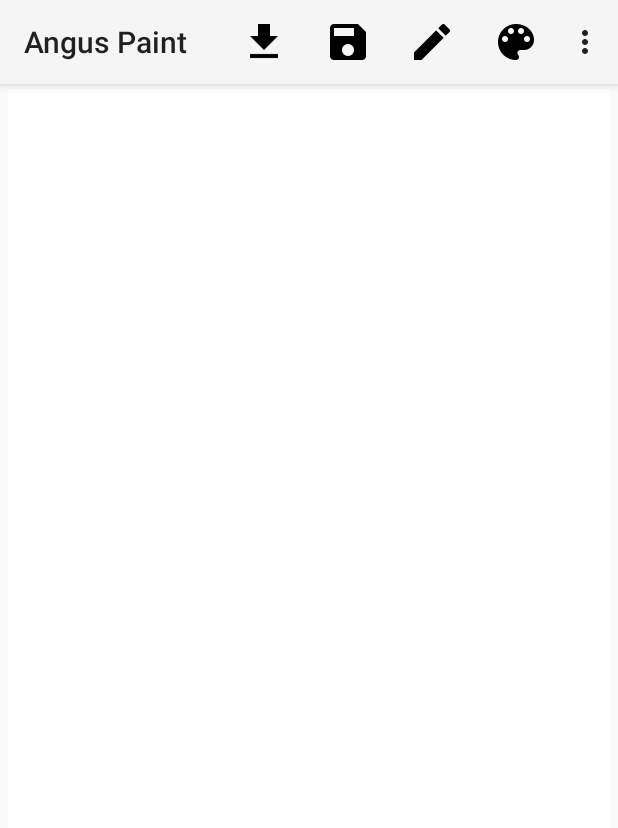
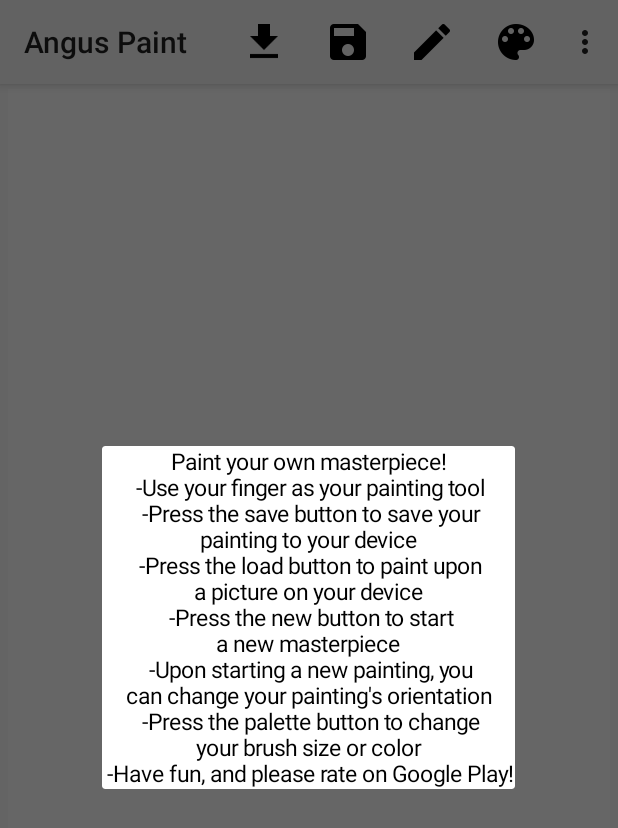
Before and after one commit to Klaus-Anderson/Angus-Paint, an Android app: the screen it shows after launch (PaintActivity), in the options menu, after a tap on "FAQs/Directions", on a phone screen of 412 x 824 dp. Shown: the top 828 px of the screen. Run offline under Robolectric (Android 15) with nearby library versions, the phone set to English and light mode, and no system bars; libraries missing offline, so code that uses them is left out: yuku.ambilwarna.

Commit message:
Added TextFragment, update FAQs and About Section
Added TextFragment which will launch to display text, and update the
FAQs and About section to provide the user with information about the
app.

```diff
--- a/MyApplication/app/src/main/java/games/angusgaming/anguspaint/PaintActivity.java
+++ b/MyApplication/app/src/main/java/games/angusgaming/anguspaint/PaintActivity.java
@@ -248,10 +248,20 @@ public class PaintActivity extends AppCompatActivity {
         }
         //on About button click
         if (id == R.id.item_about) {
+            TextFragment tFrag = new TextFragment();
+            Bundle args = new Bundle();
+            args.putInt("stringID", R.string.about_info);
+            tFrag.setArguments(args);
+            tFrag.show(getFragmentManager(), "Cont");
             return true;
         }
         //on Faqs click
         if (id == R.id.item_faqs) {
+            TextFragment tFrag = new TextFragment();
+            Bundle args = new Bundle();
+            args.putInt("stringID", R.string.faqs_info);
+            tFrag.setArguments(args);
+            tFrag.show(getFragmentManager(), "Cont");
             return true;
         }
         return super.onOptionsItemSelected(item);
--- /dev/null
+++ b/MyApplication/app/src/main/java/games/angusgaming/anguspaint/TextFragment.java
@@ -0,0 +1,47 @@
+package games.angusgaming.anguspaint;
+
+import android.app.ActionBar;
+import android.app.DialogFragment;
+import android.content.Context;
+import android.graphics.Color;
+import android.os.Bundle;
+import android.view.Gravity;
+import android.view.LayoutInflater;
+import android.view.View;
+import android.view.ViewGroup;
+import android.widget.LinearLayout;
+import android.widget.TextView;
+
+/**
+ * Created by Harry on 3/13/2016.
+ */
+public class TextFragment extends DialogFragment {
+
+    Context mContext;
+
+    public TextFragment(){
+        mContext = getActivity();
+
+    }
+
+    @Override
+    public View onCreateView(LayoutInflater inflater,
+                             ViewGroup container, Bundle savedInstanceState) {
+
+        LinearLayout linLayout = new LinearLayout(getActivity());
+        linLayout.setOrientation(LinearLayout.VERTICAL);
+        linLayout.setLayoutParams(new ActionBar
+                .LayoutParams(ViewGroup.LayoutParams.WRAP_CONTENT,
+                ViewGroup.LayoutParams.WRAP_CONTENT));
+
+        TextView tv = new TextView(getActivity());
+        tv.setText(getArguments().getInt("stringID", R.string.null_null));
+        tv.setTextSize(15);
+        tv.setTextColor(Color.BLACK);
+        tv.setGravity(Gravity.CENTER);
+
+        linLayout.addView(tv);
+
+        return linLayout;
+    }
+}
--- a/MyApplication/app/src/main/res/values/strings.xml
+++ b/MyApplication/app/src/main/res/values/strings.xml
@@ -15,4 +15,16 @@
     <string name="brush_size">Brush Size</string>
     <string name="color_picker">Color Picker</string>
     <string name="set">Set</string>
+    <string name="null_null">null</string>
+    <string name="about_info">Angus Paint © 2016\n
+        Angus Gaming\n
+        Developed by Harry Cliff</string>
+    <string name="faqs_info">Paint your own masterpiece!\n
+        -Use your finger as your painting tool\n
+        -Press the save button to save your\npainting to your device\n
+        -Press the load button to paint upon\na picture on your device\n
+        -Press the new button to start\na new masterpiece\n
+        -Upon starting a new painting, you\ncan change your painting\'s orientation\n
+        -Press the palette button to change\nyour brush size or color\n
+        -Have fun, and please rate on Google Play!</string>
 </resources>
```
